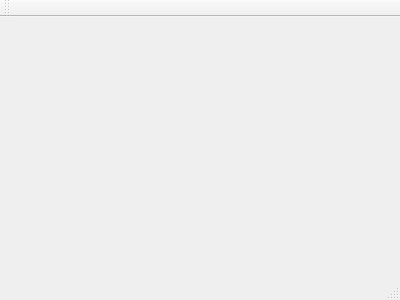
Old version of the form mw.ui in the repository GraniteDevices/DriveMassUpgradeTool.
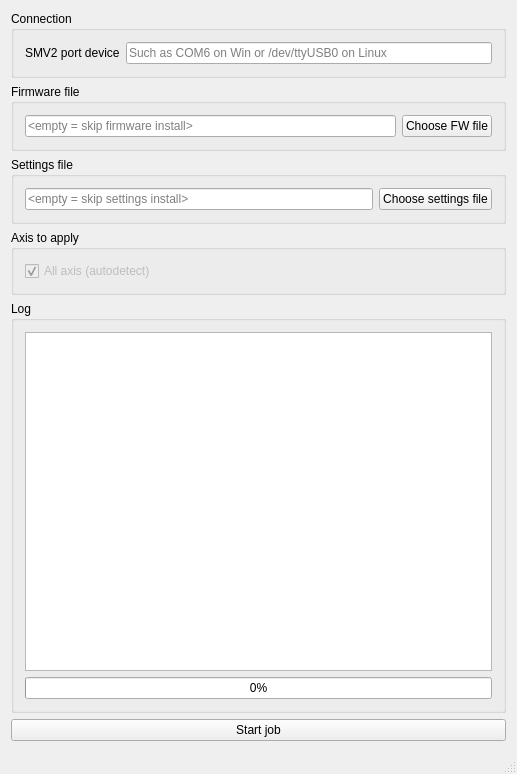
New version of the form.

Patch:
```diff
--- a/mw.ui
+++ b/mw.ui
@@ -1,24 +1,154 @@
 <ui version="4.0">
  <class>MW</class>
- <widget class="QMainWindow" name="MW" >
-  <property name="geometry" >
+ <widget class="QMainWindow" name="MW">
+  <property name="geometry">
    <rect>
     <x>0</x>
     <y>0</y>
-    <width>400</width>
-    <height>300</height>
+    <width>517</width>
+    <height>774</height>
    </rect>
   </property>
   <property name="windowTitle" >
    <string>MW</string>
   </property>
-  <widget class="QMenuBar" name="menuBar" />
-  <widget class="QToolBar" name="mainToolBar" />
-  <widget class="QWidget" name="centralWidget" />
-  <widget class="QStatusBar" name="statusBar" />
+  <widget class="QWidget" name="centralWidget">
+   <layout class="QVBoxLayout" name="verticalLayout_2">
+    <item>
+     <widget class="QGroupBox" name="groupBox">
+      <property name="title">
+       <string>Connection</string>
+      </property>
+      <layout class="QHBoxLayout" name="horizontalLayout">
+       <item>
+        <widget class="QLabel" name="label">
+         <property name="text">
+          <string>SMV2 port device</string>
+         </property>
+        </widget>
+       </item>
+       <item>
+        <widget class="QLineEdit" name="portName">
+         <property name="placeholderText">
+          <string>Such as COM6 on Win or /dev/ttyUSB0 on Linux</string>
+         </property>
+        </widget>
+       </item>
+      </layout>
+     </widget>
+    </item>
+    <item>
+     <widget class="QGroupBox" name="groupBox_2">
+      <property name="title">
+       <string>Firmware file</string>
+      </property>
+      <layout class="QHBoxLayout" name="horizontalLayout_2">
+       <item>
+        <widget class="QLineEdit" name="FWFileName">
+         <property name="placeholderText">
+          <string>&lt;empty = skip firmware install&gt;</string>
+         </property>
+        </widget>
+       </item>
+       <item>
+        <widget class="QPushButton" name="chooseFWfile">
+         <property name="text">
+          <string>Choose FW file</string>
+         </property>
+        </widget>
+       </item>
+      </layout>
+     </widget>
+    </item>
+    <item>
+     <widget class="QGroupBox" name="groupBox_3">
+      <property name="title">
+       <string>Settings file</string>
+      </property>
+      <layout class="QHBoxLayout" name="horizontalLayout_3">
+       <item>
+        <widget class="QLineEdit" name="DRCFileName">
+         <property name="placeholderText">
+          <string>&lt;empty = skip settings install&gt;</string>
+         </property>
+        </widget>
+       </item>
+       <item>
+        <widget class="QPushButton" name="chooseSettingsFile">
+         <property name="text">
+          <string>Choose settings file</string>
+         </property>
+        </widget>
+       </item>
+      </layout>
+     </widget>
+    </item>
+    <item>
+     <widget class="QGroupBox" name="groupBox_5">
+      <property name="title">
+       <string>Axis to apply</string>
+      </property>
+      <layout class="QVBoxLayout" name="verticalLayout_3">
+       <item>
+        <widget class="QCheckBox" name="checkBox">
+         <property name="enabled">
+          <bool>false</bool>
+         </property>
+         <property name="text">
+          <string>All axis (autodetect)</string>
+         </property>
+         <property name="checkable">
+          <bool>true</bool>
+         </property>
+         <property name="checked">
+          <bool>true</bool>
+         </property>
+        </widget>
+       </item>
+      </layout>
+     </widget>
+    </item>
+    <item>
+     <widget class="QGroupBox" name="groupBox_4">
+      <property name="title">
+       <string>Log</string>
+      </property>
+      <layout class="QVBoxLayout" name="verticalLayout">
+       <item>
+        <widget class="QTextEdit" name="log"/>
+       </item>
+       <item>
+        <widget class="QProgressBar" name="progressBar">
+         <property name="value">
+          <number>0</number>
+         </property>
+        </widget>
+       </item>
+      </layout>
+     </widget>
+    </item>
+    <item>
+     <widget class="QPushButton" name="start">
+      <property name="text">
+       <string>Start job</string>
+      </property>
+     </widget>
+    </item>
+   </layout>
+  </widget>
+  <widget class="QMenuBar" name="menuBar">
+   <property name="geometry">
+    <rect>
+     <x>0</x>
+     <y>0</y>
+     <width>517</width>
+     <height>23</height>
+    </rect>
+   </property>
+  </widget>
+  <widget class="QStatusBar" name="statusBar"/>
  </widget>
- <layoutDefault spacing="6" margin="11" />
- <pixmapfunction></pixmapfunction>
+ <layoutdefault spacing="6" margin="11"/>
  <resources/>
  <connections/>
 </ui>
```
Left out of the diff: 5 changed lines with no effect on the pictures.
